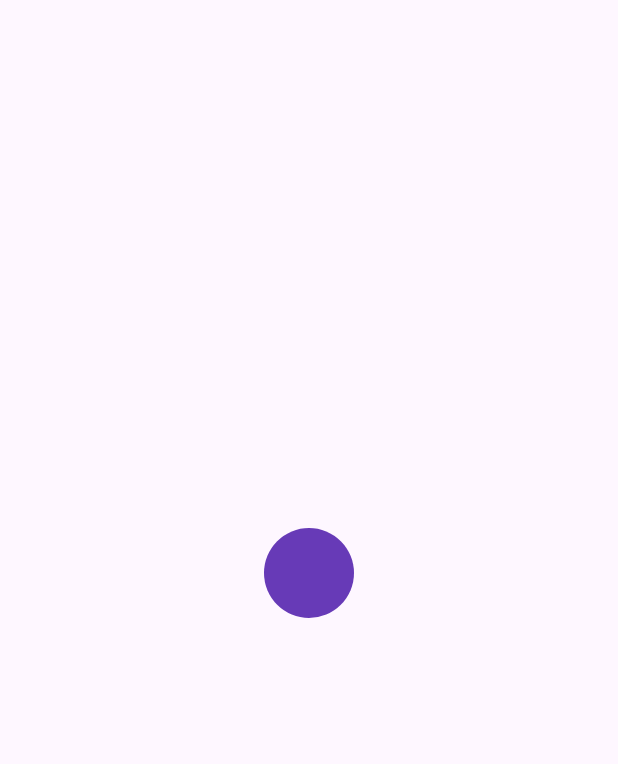
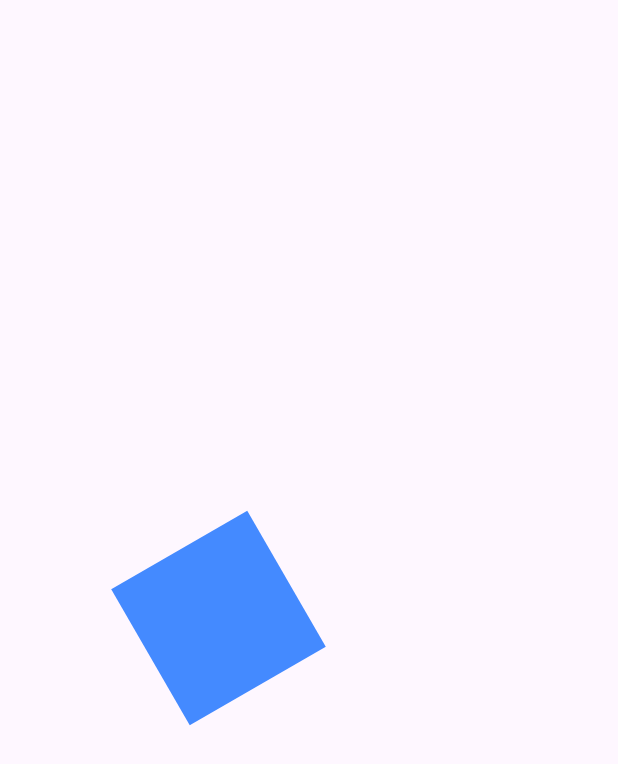
Before and after one commit to Mirzaazmath/flutter_animation_samples, a Flutter app: the first screen one second after launch, on a phone screen of 412 x 824 dp. Shown: the top 764 px of the screen. Run offline on Flutter 3.47's test engine with Material 3 defaults, Android fonts, the phone set to English and light mode, and no system bars.

Commit message:
added sample3

```diff
--- a/lib/main.dart
+++ b/lib/main.dart
@@ -1,5 +1,6 @@
 import 'package:animation_sample/samples/sample1.dart';
 import 'package:animation_sample/samples/sample2.dart';
+import 'package:animation_sample/samples/sample3.dart';
 import 'package:flutter/material.dart';
 
 void main() {
@@ -11,6 +12,6 @@ class MyApp extends StatelessWidget {
 
   @override
   Widget build(BuildContext context) {
-    return MaterialApp(home: Sample1());
+    return MaterialApp(home: Sample3());
   }
 }
--- /dev/null
+++ b/lib/samples/sample3.dart
@@ -0,0 +1,69 @@
+import 'dart:math';
+import 'package:flutter/material.dart';
+
+class Sample3 extends StatefulWidget {
+  const Sample3({super.key});
+
+  @override
+  State<Sample3> createState() => _Sample3State();
+}
+
+class _Sample3State extends State<Sample3> with SingleTickerProviderStateMixin {
+  // Controller
+  late AnimationController controller;
+  @override
+  void initState() {
+    // Controller init
+    controller = AnimationController(
+      vsync: this,
+      duration: Duration(milliseconds: 1200),
+    );
+    // Starting the Anmimation
+    controller.forward();
+    // Listening the Animation
+    controller.addStatusListener((status) {
+
+      if (status == AnimationStatus.completed) {
+        // Reverse
+        controller.reverse();
+      } else if (status == AnimationStatus.dismissed) {
+        // Forward
+        controller.forward();
+      }
+    });
+    super.initState();
+  }
+
+  @override
+  void dispose() {
+    controller.dispose();
+    super.dispose();
+  }
+
+  @override
+  Widget build(BuildContext context) {
+    final width = MediaQuery.sizeOf(context).width - 50;
+    return Scaffold(
+      body: Center(
+        child: Align(
+          alignment: .centerRight,
+          child: AnimatedBuilder(
+            animation: controller,
+            builder: (_, child) {
+              final value = controller.value;
+              return Transform(
+                transform: Matrix4.identity()
+                  ..translate(-value * width)
+                  ..rotateZ(value * 2 * pi) // Full 360°
+                  ..scale(0 + (value * pi)), // Scale from 0.5 → 1
+                alignment: Alignment.center,
+                child: child,
+              );
+            },
+            child: Container(height: 50, width: 50, color: Colors.blueAccent),
+          ),
+        ),
+      ),
+    );
+  }
+}
```
Also changed, not shown: output/output3.gif (added).
